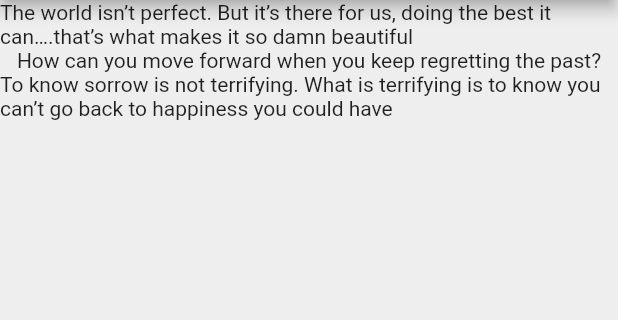
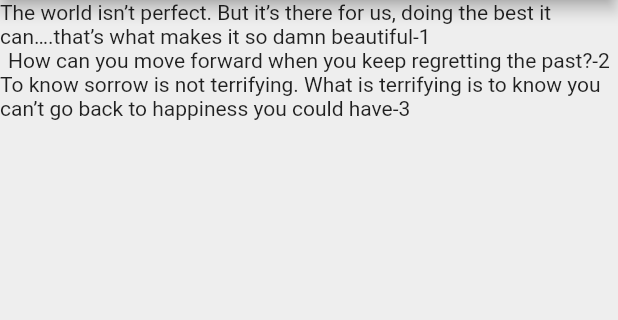
Before and after one commit to srtulon/flutter-projects, a Flutter app: the screen it shows after launch, on a phone screen of 412 x 824 dp, the part 84-404 px from its top. Run offline on Flutter 3.47's test engine with Material 2 defaults, Android fonts, the phone set to English and light mode, and no system bars.

Commit message:
Update main.dart

```diff
--- a/quotes/lib/main.dart
+++ b/quotes/lib/main.dart
@@ -1,4 +1,5 @@
 import 'package:flutter/material.dart';
+import 'quote.dart';
 
 void main() {
   runApp(MaterialApp(
@@ -13,10 +14,10 @@ class QuoteList extends StatefulWidget {
 
 class _QuoteListState extends State<QuoteList> {
 
-  List<String> quotes=[
-   'The world isn’t perfect. But it’s there for us, doing the best it can….that’s what makes it so damn beautiful',
-    'How can you move forward when you keep regretting the past?',
-    'To know sorrow is not terrifying. What is terrifying is to know you can’t go back to happiness you could have',
+  List<Quote> quotes=[
+   Quote(text:'The world isn’t perfect. But it’s there for us, doing the best it can….that’s what makes it so damn beautiful',author:'1'),
+  Quote(text:'How can you move forward when you keep regretting the past?',author:'2'),
+  Quote(text:'To know sorrow is not terrifying. What is terrifying is to know you can’t go back to happiness you could have',author:'3'),
   ];
 
   @override
@@ -29,7 +30,7 @@ class _QuoteListState extends State<QuoteList> {
         backgroundColor: Colors.deepPurpleAccent,
       ),
       body: Column(
-        children: quotes.map((quote) =>Text(quote)).toList(),
+        children: quotes.map((quote) =>Text('${quote.text}-${quote.author}')).toList(),
       ),
     );
   }
```
